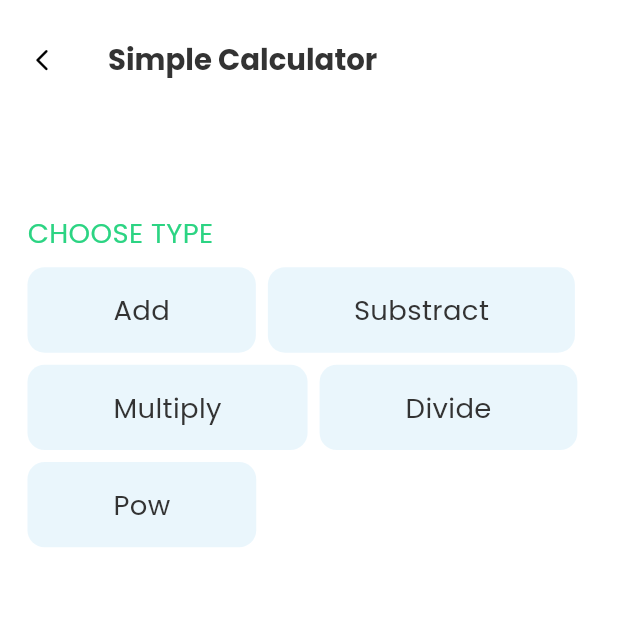
After one commit to jacksonfoo94/flutter_lecturer, a Flutter app: the SimpleCalculatorPage screen opened by its route, on a phone screen of 412 x 824 dp, the top half of it. The commit adds this screen. Run offline on Flutter 3.47's test engine with Material 3 defaults, Android fonts, the phone set to English and light mode, and no system bars; our stand-ins replace auto_route, bloc, dio, flutter_screenutil, fluttertoast, fpdart and 6 more; network calls fail; statements that could not run were skipped.

Commit message:
[features] - added calculator page

```diff
--- a/lib/core/routes/app_router.dart
+++ b/lib/core/routes/app_router.dart
@@ -10,5 +10,6 @@ class AppRouter extends $AppRouter {
     AutoRoute(page: DummyUIRoute.page),
     AutoRoute(page: CounterRoute.page),
     AutoRoute(page: InputValidationRoute.page),
+    AutoRoute(page: SimpleCalculatorRoute.page),
   ];
 }
--- a/lib/presentation/pages/dummy_ui_page.dart
+++ b/lib/presentation/pages/dummy_ui_page.dart
@@ -31,7 +31,7 @@ class DummyUIPage extends StatelessWidget {
               Container(
                 padding: UIHelper.padding(vertical: 10, horizontal: 24),
                 child: ActionText(onTap: () {
-                  AutoRouter.of(context).push(const DummyUIRoute());
+                  AutoRouter.of(context).push(const DummyUiSecondRoute());
                 }, title: "Next", desc: "Tab Bar, GridView, ListView",),
               ),
               Container(
--- a/lib/presentation/pages/main_page.dart
+++ b/lib/presentation/pages/main_page.dart
@@ -28,6 +28,9 @@ class MainPage extends StatelessWidget {
                     case 2 : {
                       AutoRouter.of(context).push(InputValidationRoute());
                     }
+                    case 3 : {
+                      AutoRouter.of(context).push(SimpleCalculatorRoute());
+                    }
                   }
                 }, title: Constants.homePageListing[index].title, desc: Constants.homePageListing[index].description);
               }
--- /dev/null
+++ b/lib/presentation/pages/simple_calculator_page.dart
@@ -0,0 +1,202 @@
+import 'dart:math';
+
+import 'package:auto_route/auto_route.dart';
+import 'package:flutter/material.dart';
+import 'package:trinity_lecture_app/presentation/widgets/atoms/text_theme_extension.dart';
+import 'package:trinity_lecture_app/presentation/widgets/molecules/platform_app_bar.dart';
+import 'package:trinity_lecture_app/presentation/widgets/molecules/required_text.dart';
+import 'package:trinity_lecture_app/presentation/widgets/organisms/text_form_field.dart';
+import 'package:trinity_lecture_app/presentation/widgets/organisms/ui_helper.dart';
+
+import '../../core/commons/colors_const.dart';
+
+@RoutePage()
+class SimpleCalculatorPage extends StatefulWidget {
+  const SimpleCalculatorPage({Key? key}) : super(key: key);
+
+  @override
+  _SimpleCalculatorPageState createState() => _SimpleCalculatorPageState();
+}
+
+class _SimpleCalculatorPageState extends State<SimpleCalculatorPage> {
+  int counter = 0;
+  List<bool> isSelected = [true, false, false]; // Track button selection
+  List<String> items = ["Add", "Substract", "Multiply", "Divide", "Pow"];
+  List<String> itemsSymbol = ["+", "-", "X", "/", "^"];
+  String selectedValue = "";
+  String selectedSymbol = "";
+  String firstNumber = "";
+  String secondNumber = "";
+  String answer = "...";
+
+  void buttonPressed() {
+    answer = "...";
+    if(firstNumber.isNotEmpty && secondNumber.isNotEmpty){
+      var first = int.parse(firstNumber);
+      var second = int.parse(secondNumber);
+      switch(selectedSymbol) {
+        case "+" :
+        {
+          answer = (first + second).toString();
+        }
+        case "-" :
+          {
+            answer = (first - second).toString();
+          }
+        case "X" :
+          {
+            answer = (first * second).toString();
+          }
+        case "/" :
+          {
+            answer = (first / second).toString();
+          }
+        case "^" :
+          {
+            print("### innnn");
+            answer = (pow(first, second)).toString();
+          }
+      }
+
+
+    }
+
+    setState(() {
+    });
+  }
+
+  void onFirstChangedHandler(String? value) {
+    // ignore: curly_braces_in_flow_control_structures
+    setState(() {
+      if (value != null){
+        firstNumber = value;
+      } else {
+        firstNumber = "";
+      }
+
+      buttonPressed();
+    });
+  }
+
+  void onSecondChangedHandler(String? value) {
+    // ignore: curly_braces_in_flow_control_structures
+    setState(() {
+      if (value != null){
+        secondNumber = value;
+      } else {
+        secondNumber = "";
+      }
+      buttonPressed();
+    });
+  }
+
+  @override
+  Widget build(BuildContext context) {
+    return Scaffold(
+        appBar: const PlatformAppBar(
+          title: Text(
+            'Simple Calculator',
+          ),
+        ),
+        body: SingleChildScrollView(
+          child: Padding(
+            padding: UIHelper.padding(vertical: 16, horizontal: 16),
+            child: Column(
+              crossAxisAlignment: CrossAxisAlignment.start,
+              children: [
+                UIHelper.verticalSpace(32),
+                Text(
+                  "CHOOSE TYPE",
+                  style: context.textTheme.bodyMedium?.copyWith(
+                    color: ColorConstant.green,
+                  ),
+                ),
+                UIHelper.verticalSpace(8),
+                Wrap(
+                  spacing: 8.0, // Horizontal spacing between items
+                  runSpacing: 8.0, // Vertical spacing between rows
+                  children: items.map((item) {
+                    return ElevatedButton(
+                        onPressed: () {
+                          if (selectedValue != item) {
+                            selectedValue = item;
+                          } else {
+                            selectedValue = "";
+                          }
+
+                          selectedSymbol = itemsSymbol[items.indexOf(item)];
+
+                          setState(() {});
+                          buttonPressed();
+                          print("### $selectedSymbol");
+                        },
+                        child: Text(
+                          item,
+                          style: context.textTheme.bodyMedium?.copyWith(
+                            color: ColorConstant.black,
+                          ),
+                        ),
+                        style: ButtonStyle(
+                          backgroundColor: item == selectedValue
+                              ? MaterialStateProperty.all<Color>(Colors.blue)
+                              : null,
+                        ));
+                  }).toList(),
+                ),
+                UIHelper.verticalSpace(16),
+                Visibility(
+                  visible: selectedValue.isNotEmpty,
+                  child: Column(children: [
+                    Row(
+                      children: [
+                        Container(
+                          width: 80,
+                          height: 80,
+                          child: TextFormFieldCustom(
+                            keyboardType: TextInputType.numberWithOptions(),
+                            textAlign: TextAlign.center,
+                            onChange: onFirstChangedHandler,
+                          ),
+                        ),
+                        UIHelper.horizontalSpace(16),
+                        Container(
+                          width: 40,
+                          height: 40,
+                          child: Text(
+                            selectedSymbol,
+                            style: context.textTheme.headlineLarge?.copyWith(
+                              color: ColorConstant.black,
+                            ),
+                          ),
+                        ),
+                        Container(
+                          width: 80,
+                          height: 80,
+                          child: TextFormFieldCustom(
+                            keyboardType: TextInputType.numberWithOptions(),
+                            textAlign: TextAlign.center,
+                            onChange: onSecondChangedHandler,
+                          ),
+                        ),
+                        UIHelper.horizontalSpace(16),
+                        Container(
+                          width: 40,
+                          height: 40,
+                          child: Text(
+                            "= $answer",
+                            style: context.textTheme.headlineLarge?.copyWith(
+                              color: ColorConstant.black,
+                            ),
+                          ),
+                        ),
+                      ],
+                    ),
+                    Text(title: "Please calculate button to get the result")
+                  ]),
+                )
+              ],
+            ),
+          ),
+        ));
+  }
+}
```
Also changed, not shown: lib/presentation/pages/input_validation_page.dart (+3 -28 lines), lib/core/routes/app_router.gr.dart, 3 other files.
